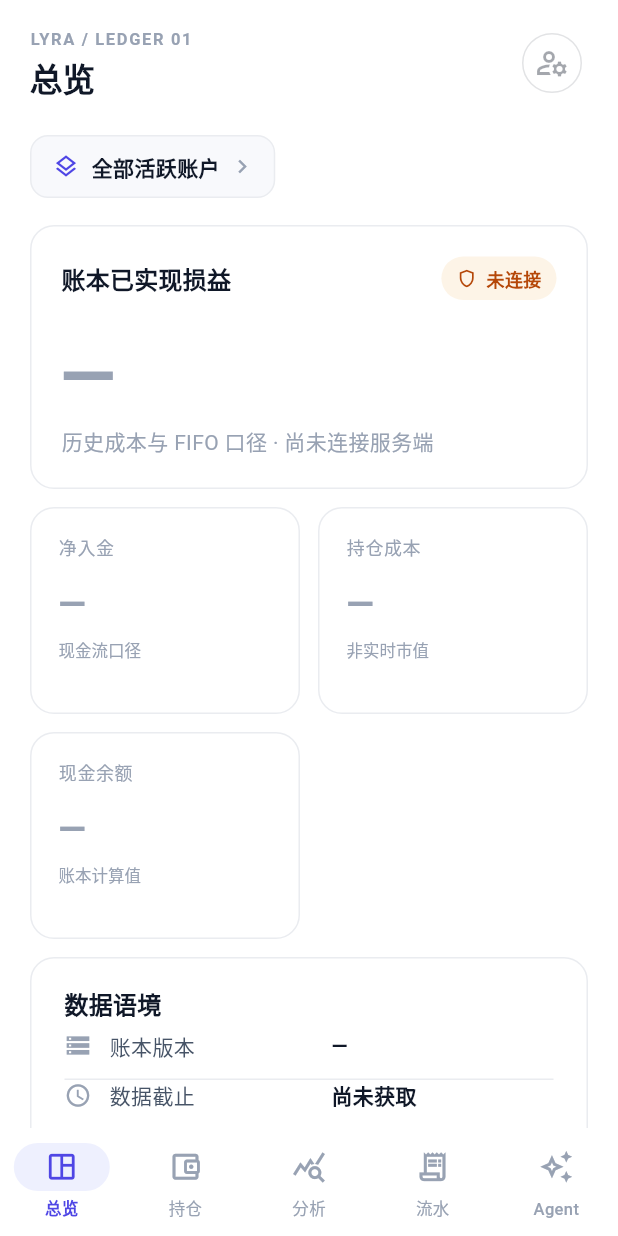
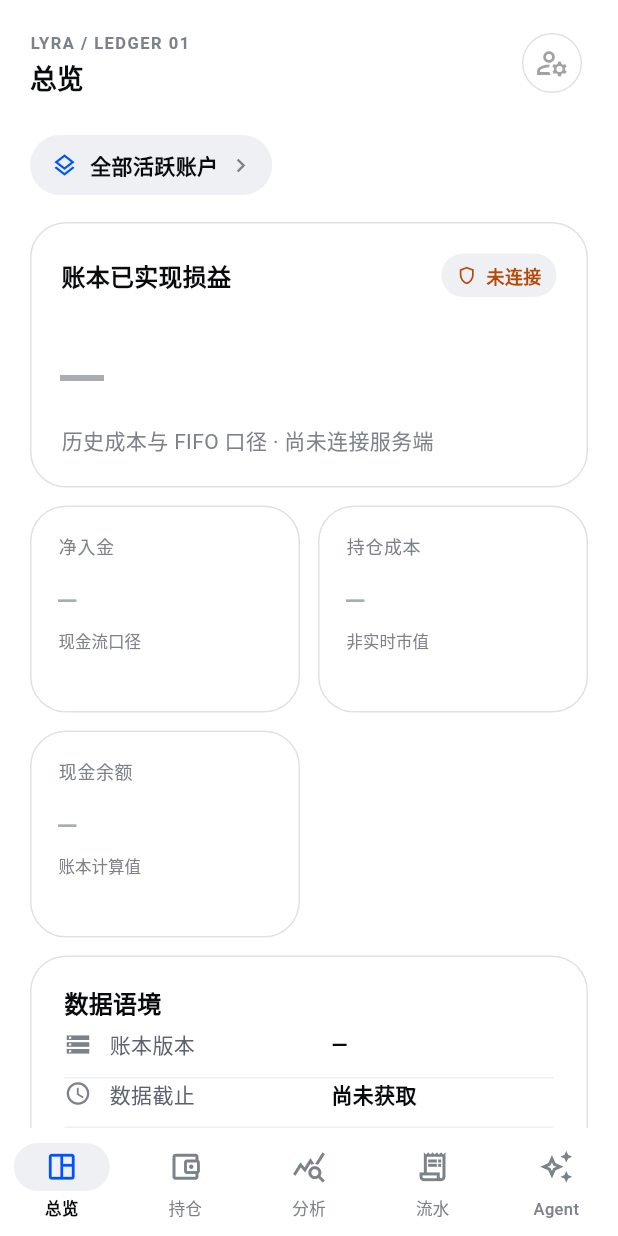
Before and after one commit to GinPonson/Lyra, a Flutter app: the screen it shows after launch, on a phone screen of 412 x 824 dp. Run offline on Flutter 3.47's test engine with Material 3 defaults, Android fonts, the phone set to English and light mode, and no system bars; our stand-ins replace dio, flutter_riverpod, flutter_secure_storage; missing offline and left inert: cryptography, file_selector.

Commit message:
Adopt Coinbase design tokens for the light theme
- user asked to explore voltagent/awesome-design-md for a better fit;
  compared Wise, Revolut and Coinbase DESIGN.md specs (the original
  dark theme was already Revolut's token set) and picked Coinbase as
  the closest match for a quiet institutional ledger
- blue #0052ff is the single voltage: primary CTAs, selected nav and
  links only; ink #0a0b0d text on white, soft surfaces #f7f7f7/#eef0f3,
  hairlines #dee1e6, 24px cards, pill CTAs, inputs with 2px blue focus
- display headlines drop to weight 400 with tight tracking; monetary
  values and timestamps render in monospace with tabular figures;
  up/down semantics stay text-only colors
- verified on the emulator (overview + agent session screenshots)

```diff
--- a/apps/mobile/lib/core/design/lyra_colors.dart
+++ b/apps/mobile/lib/core/design/lyra_colors.dart
@@ -1,32 +1,35 @@
 import 'package:flutter/material.dart';
 
-/// Lyra 极简专业白色主题调色板。
+/// Lyra 轻量机构风调色板(参照 Coinbase 设计系统 token)。
 ///
-/// 纯白画布 + 近黑正文 + 发丝分割线；强调色只出现在关键动作与关键数字，
-/// 语义色(涨跌/警示)保持低饱和度，避免装饰性色块。
+/// 白色画布 + 近黑 ink;蓝色是"单一电压"——只出现在主 CTA、选中态与
+/// 链接;涨跌语义只用于文字色,不做大面积填充;深度靠表面层次而非阴影。
 abstract final class LyraColors {
   // 品牌与强调。
-  static const Color accent = Color(0xFF4F46E5);
-  static const Color accentSoft = Color(0xFFEEF0FE);
-  static const Color accentDeep = Color(0xFF3730A3);
+  static const Color accent = Color(0xFF0052FF);
+  static const Color accentActive = Color(0xFF003ECC);
+  static const Color accentDisabled = Color(0xFFA8B8CC);
+  static const Color accentSoft = Color(0xFFEEF0F3);
 
   // 画布与表面。
   static const Color canvas = Color(0xFFFFFFFF);
   static const Color surface = Color(0xFFFFFFFF);
-  static const Color surfaceSubtle = Color(0xFFF8F9FC);
+  static const Color surfaceSubtle = Color(0xFFF7F7F7);
+  static const Color surfaceStrong = Color(0xFFEEF0F3);
 
   // 文字。
-  static const Color ink = Color(0xFF101828);
-  static const Color inkSecondary = Color(0xFF475467);
-  static const Color muted = Color(0xFF98A2B3);
+  static const Color ink = Color(0xFF0A0B0D);
+  static const Color inkSecondary = Color(0xFF5B616E);
+  static const Color muted = Color(0xFF7C828A);
+  static const Color mutedSoft = Color(0xFFA8ACB3);
 
   // 分割线。
-  static const Color hairline = Color(0xFFEAECF0);
-  static const Color hairlineStrong = Color(0xFFD0D5DD);
+  static const Color hairline = Color(0xFFEEF0F3);
+  static const Color hairlineStrong = Color(0xFFDEE1E6);
 
-  // 金融语义。
-  static const Color positive = Color(0xFF079455);
-  static const Color negative = Color(0xFFD92D20);
+  // 金融语义(仅用于文字,不做大面积填充)。
+  static const Color positive = Color(0xFF05B169);
+  static const Color negative = Color(0xFFCF202F);
   static const Color warning = Color(0xFFB54708);
-  static const Color warningSoft = Color(0xFFFDF4E7);
+  static const Color warningSoft = Color(0xFFF7F7F7);
 }
--- a/apps/mobile/lib/core/design/lyra_theme.dart
+++ b/apps/mobile/lib/core/design/lyra_theme.dart
@@ -2,8 +2,14 @@ import 'package:flutter/material.dart';
 
 import 'lyra_colors.dart';
 
-/// 全局 Material 3 主题：极简专业白色画布。
+/// 全局 Material 3 主题：轻量机构风(参照 Coinbase 设计系统)。
 abstract final class LyraTheme {
+  /// 数字专用等宽字形;用于金额、时间戳等表格化数值。
+  static const TextStyle numeric = TextStyle(
+    fontFamily: 'monospace',
+    fontFeatures: <FontFeature>[FontFeature.tabularFigures()],
+  );
+
   static ThemeData get light {
     final ThemeData base = ThemeData(
       useMaterial3: true,
@@ -11,8 +17,8 @@ abstract final class LyraTheme {
       colorScheme: const ColorScheme.light(
         primary: LyraColors.accent,
         onPrimary: LyraColors.surface,
-        primaryContainer: LyraColors.accentSoft,
-        onPrimaryContainer: LyraColors.accentDeep,
+        primaryContainer: LyraColors.surfaceStrong,
+        onPrimaryContainer: LyraColors.ink,
         secondary: LyraColors.positive,
         onSecondary: LyraColors.surface,
         error: LyraColors.negative,
@@ -29,30 +35,32 @@ abstract final class LyraTheme {
 
     return base.copyWith(
       textTheme: base.textTheme.copyWith(
+        // 展示级标题 weight 400 不加粗,靠字号与紧字距建立层级。
         displayLarge: base.textTheme.displayLarge?.copyWith(
-          fontSize: 60,
-          height: 1.0,
-          letterSpacing: -2.0,
-          fontWeight: FontWeight.w700,
+          fontSize: 56,
+          height: 1.02,
+          letterSpacing: -1.6,
+          fontWeight: FontWeight.w400,
           color: LyraColors.ink,
-          fontFeatures: const <FontFeature>[FontFeature.tabularFigures()],
         ),
         headlineLarge: base.textTheme.headlineLarge?.copyWith(
           fontSize: 34,
           height: 1.08,
-          letterSpacing: -0.8,
-          fontWeight: FontWeight.w700,
+          letterSpacing: -1.0,
+          fontWeight: FontWeight.w400,
           color: LyraColors.ink,
         ),
         headlineSmall: base.textTheme.headlineSmall?.copyWith(
+          fontSize: 22,
           letterSpacing: -0.3,
-          fontWeight: FontWeight.w700,
+          fontWeight: FontWeight.w400,
           color: LyraColors.ink,
           fontFeatures: const <FontFeature>[FontFeature.tabularFigures()],
         ),
         titleLarge: base.textTheme.titleLarge?.copyWith(
-          fontWeight: FontWeight.w700,
-          letterSpacing: -0.3,
+          fontSize: 18,
+          fontWeight: FontWeight.w600,
+          letterSpacing: -0.1,
           color: LyraColors.ink,
         ),
         titleMedium: base.textTheme.titleMedium?.copyWith(
@@ -76,8 +84,8 @@ abstract final class LyraTheme {
           fontFeatures: const <FontFeature>[FontFeature.tabularFigures()],
         ),
         labelSmall: base.textTheme.labelSmall?.copyWith(
-          fontWeight: FontWeight.w700,
-          letterSpacing: 1.1,
+          fontWeight: FontWeight.w600,
+          letterSpacing: 1.0,
           color: LyraColors.muted,
         ),
       ),
@@ -85,51 +93,42 @@ abstract final class LyraTheme {
         filled: true,
         fillColor: LyraColors.surface,
         contentPadding: const EdgeInsets.symmetric(
-          horizontal: 14,
+          horizontal: 16,
           vertical: 14,
         ),
-        border: _inputBorder(LyraColors.hairlineStrong),
-        enabledBorder: _inputBorder(LyraColors.hairlineStrong),
-        focusedBorder: _inputBorder(LyraColors.accent),
-        hintStyle: const TextStyle(color: LyraColors.muted),
+        border: _inputBorder(LyraColors.hairlineStrong, 1),
+        enabledBorder: _inputBorder(LyraColors.hairlineStrong, 1),
+        focusedBorder: _inputBorder(LyraColors.accent, 2),
+        hintStyle: const TextStyle(color: LyraColors.mutedSoft),
         labelStyle: const TextStyle(color: LyraColors.inkSecondary),
       ),
       filledButtonTheme: FilledButtonThemeData(
         style: FilledButton.styleFrom(
           backgroundColor: LyraColors.accent,
           foregroundColor: LyraColors.surface,
-          disabledBackgroundColor: LyraColors.hairline,
-          disabledForegroundColor: LyraColors.muted,
-          minimumSize: const Size.fromHeight(48),
-          textStyle: const TextStyle(
-            fontWeight: FontWeight.w600,
-            fontSize: 15,
-          ),
-          shape: const RoundedRectangleBorder(
-            borderRadius: BorderRadius.all(Radius.circular(12)),
-          ),
+          disabledBackgroundColor: LyraColors.accentDisabled,
+          disabledForegroundColor: LyraColors.surface,
+          minimumSize: const Size.fromHeight(44),
+          textStyle: const TextStyle(fontWeight: FontWeight.w600, fontSize: 15),
+          shape: const StadiumBorder(),
         ),
       ),
       outlinedButtonTheme: OutlinedButtonThemeData(
         style: OutlinedButton.styleFrom(
           foregroundColor: LyraColors.ink,
-          disabledForegroundColor: LyraColors.muted,
-          minimumSize: const Size.fromHeight(48),
+          disabledForegroundColor: LyraColors.mutedSoft,
+          backgroundColor: LyraColors.surface,
+          minimumSize: const Size.fromHeight(44),
           side: const BorderSide(color: LyraColors.hairlineStrong),
-          textStyle: const TextStyle(
-            fontWeight: FontWeight.w600,
-            fontSize: 15,
-          ),
-          shape: const RoundedRectangleBorder(
-            borderRadius: BorderRadius.all(Radius.circular(12)),
-          ),
+          textStyle: const TextStyle(fontWeight: FontWeight.w600, fontSize: 15),
+          shape: const StadiumBorder(),
         ),
       ),
       navigationBarTheme: NavigationBarThemeData(
         height: 72,
         backgroundColor: LyraColors.surface,
         surfaceTintColor: LyraColors.surface,
-        indicatorColor: LyraColors.accentSoft,
+        indicatorColor: LyraColors.surfaceStrong,
         iconTheme: WidgetStateProperty.resolveWith<IconThemeData>(
           (Set<WidgetState> states) => IconThemeData(
             color: states.contains(WidgetState.selected)
@@ -141,23 +140,23 @@ abstract final class LyraTheme {
         labelTextStyle: WidgetStateProperty.resolveWith<TextStyle>(
           (Set<WidgetState> states) => TextStyle(
             color: states.contains(WidgetState.selected)
-                ? LyraColors.accent
+                ? LyraColors.ink
                 : LyraColors.muted,
             fontSize: 11,
             fontWeight: states.contains(WidgetState.selected)
-                ? FontWeight.w700
+                ? FontWeight.w600
                 : FontWeight.w500,
           ),
         ),
       ),
       navigationRailTheme: NavigationRailThemeData(
         backgroundColor: LyraColors.canvas,
-        indicatorColor: LyraColors.accentSoft,
+        indicatorColor: LyraColors.surfaceStrong,
         selectedIconTheme: const IconThemeData(color: LyraColors.accent),
         unselectedIconTheme: const IconThemeData(color: LyraColors.muted),
         selectedLabelTextStyle: const TextStyle(
-          color: LyraColors.accent,
-          fontWeight: FontWeight.w700,
+          color: LyraColors.ink,
+          fontWeight: FontWeight.w600,
         ),
         unselectedLabelTextStyle: const TextStyle(color: LyraColors.muted),
       ),
@@ -171,31 +170,30 @@ abstract final class LyraTheme {
         elevation: 0,
         margin: EdgeInsets.zero,
         shape: RoundedRectangleBorder(
-          borderRadius: const BorderRadius.all(Radius.circular(16)),
-          side: const BorderSide(color: LyraColors.hairline),
+          borderRadius: const BorderRadius.all(Radius.circular(24)),
+          side: const BorderSide(color: LyraColors.hairlineStrong),
         ),
       ),
       popupMenuTheme: PopupMenuThemeData(
         color: LyraColors.surface,
         elevation: 8,
-        shadowColor: const Color(0x14101828),
+        shadowColor: const Color(0x140A0B0D),
         shape: RoundedRectangleBorder(
-          borderRadius: const BorderRadius.all(Radius.circular(12)),
-          side: const BorderSide(color: LyraColors.hairline),
+          borderRadius: const BorderRadius.all(Radius.circular(16)),
+          side: const BorderSide(color: LyraColors.hairlineStrong),
         ),
       ),
       bottomSheetTheme: const BottomSheetThemeData(
         backgroundColor: LyraColors.surface,
         showDragHandle: false,
       ),
-      splashFactory: InkSparkle.splashFactory,
     );
   }
 
-  static OutlineInputBorder _inputBorder(Color color) {
+  static OutlineInputBorder _inputBorder(Color color, double width) {
     return OutlineInputBorder(
       borderRadius: const BorderRadius.all(Radius.circular(12)),
-      borderSide: BorderSide(color: color),
+      borderSide: BorderSide(color: color, width: width),
     );
   }
 }
--- a/apps/mobile/lib/features/agent/agent_screen.dart
+++ b/apps/mobile/lib/features/agent/agent_screen.dart
@@ -716,8 +716,8 @@ class _InfoCard extends StatelessWidget {
           padding: const EdgeInsets.all(24),
           decoration: BoxDecoration(
             color: LyraColors.surface,
-            borderRadius: BorderRadius.circular(16),
-            border: Border.all(color: LyraColors.hairline),
+            borderRadius: BorderRadius.circular(24),
+            border: Border.all(color: LyraColors.hairlineStrong),
           ),
           child: Column(
             crossAxisAlignment: CrossAxisAlignment.start,
@@ -727,7 +727,7 @@ class _InfoCard extends StatelessWidget {
                 height: 44,
                 alignment: Alignment.center,
                 decoration: const BoxDecoration(
-                  color: LyraColors.accentSoft,
+                  color: LyraColors.surfaceStrong,
                   shape: BoxShape.circle,
                 ),
                 child: Icon(icon, color: accent, size: 22),
@@ -846,14 +846,13 @@ class _StatusChip extends StatelessWidget {
     return Container(
       padding: const EdgeInsets.symmetric(horizontal: 10, vertical: 4),
       decoration: BoxDecoration(
-        color: LyraColors.surfaceSubtle,
+        color: LyraColors.surfaceStrong,
         borderRadius: BorderRadius.circular(999),
-        border: Border.all(color: LyraColors.hairline),
       ),
       child: Text(
         label,
         style: Theme.of(context).textTheme.labelSmall
-            ?.copyWith(color: LyraColors.inkSecondary, letterSpacing: 0),
+            ?.copyWith(color: LyraColors.ink, letterSpacing: 0),
       ),
     );
   }
@@ -886,8 +885,8 @@ class _ToolCallTile extends StatelessWidget {
       padding: const EdgeInsets.symmetric(horizontal: 14, vertical: 10),
       decoration: BoxDecoration(
         color: LyraColors.surface,
-        borderRadius: BorderRadius.circular(12),
-        border: Border.all(color: LyraColors.hairline),
+        borderRadius: BorderRadius.circular(16),
+        border: Border.all(color: LyraColors.hairlineStrong),
       ),
       child: Column(
         crossAxisAlignment: CrossAxisAlignment.start,
--- a/apps/mobile/lib/features/import/import_sheet.dart
+++ b/apps/mobile/lib/features/import/import_sheet.dart
@@ -248,8 +248,8 @@ class _PreviewStats extends StatelessWidget {
       padding: const EdgeInsets.all(16),
       decoration: BoxDecoration(
         color: LyraColors.surfaceSubtle,
-        borderRadius: BorderRadius.circular(12),
-        border: Border.all(color: LyraColors.hairline),
+        borderRadius: BorderRadius.circular(16),
+        border: Border.all(color: LyraColors.hairlineStrong),
       ),
       child: Column(
         crossAxisAlignment: CrossAxisAlignment.start,
--- a/apps/mobile/lib/features/overview/overview_screen.dart
+++ b/apps/mobile/lib/features/overview/overview_screen.dart
@@ -5,6 +5,7 @@ import 'package:flutter_riverpod/flutter_riverpod.dart';
 
 import '../../app/session.dart';
 import '../../core/design/lyra_colors.dart';
+import '../../core/design/lyra_theme.dart';
 import '../../core/design/lyra_icons.dart';
 import '../import/import_sheet.dart';
 import 'pairing_panel.dart';
@@ -130,9 +131,8 @@ class _AccountScopePill extends StatelessWidget {
       child: Container(
         padding: const EdgeInsets.fromLTRB(14, 10, 12, 10),
         decoration: BoxDecoration(
-          color: LyraColors.surfaceSubtle,
-          borderRadius: BorderRadius.circular(12),
-          border: Border.all(color: LyraColors.hairline),
+          color: LyraColors.surfaceStrong,
+          borderRadius: BorderRadius.circular(999),
         ),
         child: const Row(
           mainAxisSize: MainAxisSize.min,
@@ -185,8 +185,8 @@ class _LedgerHero extends StatelessWidget {
           padding: EdgeInsets.all(constraints.maxWidth < 380 ? 20 : 24),
           decoration: BoxDecoration(
             color: LyraColors.surface,
-            borderRadius: BorderRadius.circular(16),
-            border: Border.all(color: LyraColors.hairline),
+            borderRadius: BorderRadius.circular(24),
+            border: Border.all(color: LyraColors.hairlineStrong),
           ),
           child: Column(
             crossAxisAlignment: CrossAxisAlignment.start,
@@ -205,12 +205,14 @@ class _LedgerHero extends StatelessWidget {
               Text(
                 realizedPnl ?? '—',
                 key: const ValueKey<String>('overview-hero-value'),
-                style: Theme.of(context).textTheme.displayLarge?.copyWith(
-                  fontSize: heroSize,
-                  color: realizedPnl == null
-                      ? LyraColors.muted
-                      : LyraColors.ink,
-                ),
+                style: Theme.of(context).textTheme.displayLarge
+                    ?.merge(LyraTheme.numeric)
+                    .copyWith(
+                      fontSize: heroSize,
+                      color: realizedPnl == null
+                          ? LyraColors.mutedSoft
+                          : LyraColors.ink,
+                    ),
               ),
               const SizedBox(height: 10),
               Text(
@@ -246,7 +248,7 @@ class _ConnectionBadge extends StatelessWidget {
     return Container(
       padding: const EdgeInsets.symmetric(horizontal: 10, vertical: 6),
       decoration: BoxDecoration(
-        color: connected ? LyraColors.accentSoft : LyraColors.warningSoft,
+        color: LyraColors.surfaceStrong,
         borderRadius: BorderRadius.circular(999),
       ),
       child: Row(
@@ -263,7 +265,7 @@ class _ConnectionBadge extends StatelessWidget {
             style: TextStyle(
               fontSize: 12,
               fontWeight: FontWeight.w600,
-              color: connected ? LyraColors.accentDeep : LyraColors.warning,
+              color: connected ? LyraColors.accent : LyraColors.warning,
             ),
           ),
         ],
@@ -329,8 +331,8 @@ class _MetricCard extends StatelessWidget {
       padding: const EdgeInsets.all(18),
       decoration: BoxDecoration(
         color: LyraColors.surface,
-        borderRadius: BorderRadius.circular(16),
-        border: Border.all(color: LyraColors.hairline),
+        borderRadius: BorderRadius.circular(24),
+        border: Border.all(color: LyraColors.hairlineStrong),
       ),
       child: Column(
         crossAxisAlignment: CrossAxisAlignment.start,
@@ -343,9 +345,15 @@ class _MetricCard extends StatelessWidget {
           const SizedBox(height: 14),
           Text(
             data.value,
-            style: Theme.of(context).textTheme.headlineSmall?.copyWith(
-              color: data.value == '—' ? LyraColors.muted : LyraColors.ink,
-            ),
+            style: Theme.of(context).textTheme.headlineSmall
+                ?.merge(LyraTheme.numeric)
+                .copyWith(
+                  fontSize: 20,
+                  fontWeight: FontWeight.w500,
+                  color: data.value == '—'
+                      ? LyraColors.mutedSoft
+                      : LyraColors.ink,
+                ),
           ),
           const SizedBox(height: 6),
           Text(
@@ -374,8 +382,8 @@ class _LedgerStatusCard extends StatelessWidget {
       padding: const EdgeInsets.fromLTRB(22, 18, 22, 18),
       decoration: BoxDecoration(
         color: LyraColors.surface,
-        borderRadius: BorderRadius.circular(16),
-        border: Border.all(color: LyraColors.hairline),
+        borderRadius: BorderRadius.circular(24),
+        border: Border.all(color: LyraColors.hairlineStrong),
       ),
       child: Column(
         crossAxisAlignment: CrossAxisAlignment.start,
@@ -464,8 +472,8 @@ class _ConnectionActions extends StatelessWidget {
       padding: const EdgeInsets.all(22),
       decoration: BoxDecoration(
         color: LyraColors.surface,
-        borderRadius: BorderRadius.circular(16),
-        border: Border.all(color: LyraColors.hairline),
+        borderRadius: BorderRadius.circular(24),
+        border: Border.all(color: LyraColors.hairlineStrong),
       ),
       child: Column(
         crossAxisAlignment: CrossAxisAlignment.stretch,
--- a/apps/mobile/lib/features/overview/pairing_panel.dart
+++ b/apps/mobile/lib/features/overview/pairing_panel.dart
@@ -71,8 +71,8 @@ class _PairingPanelState extends ConsumerState<PairingPanel> {
       padding: const EdgeInsets.all(22),
       decoration: BoxDecoration(
         color: LyraColors.surface,
-        borderRadius: BorderRadius.circular(16),
-        border: Border.all(color: LyraColors.hairline),
+        borderRadius: BorderRadius.circular(24),
+        border: Border.all(color: LyraColors.hairlineStrong),
       ),
       child: Column(
         crossAxisAlignment: CrossAxisAlignment.stretch,
--- a/apps/mobile/lib/features/section/section_screen.dart
+++ b/apps/mobile/lib/features/section/section_screen.dart
@@ -63,8 +63,8 @@ class SectionScreen extends StatelessWidget {
                         padding: const EdgeInsets.all(24),
                         decoration: BoxDecoration(
                           color: LyraColors.surface,
-                          borderRadius: BorderRadius.circular(16),
-                          border: Border.all(color: LyraColors.hairline),
+                          borderRadius: BorderRadius.circular(24),
+                          border: Border.all(color: LyraColors.hairlineStrong),
                         ),
                         child: Column(
                           crossAxisAlignment: CrossAxisAlignment.start,
@@ -73,8 +73,8 @@ class SectionScreen extends StatelessWidget {
                               width: 44,
                               height: 44,
                               alignment: Alignment.center,
-                              decoration: BoxDecoration(
-                                color: LyraColors.accentSoft,
+                              decoration: const BoxDecoration(
+                                color: LyraColors.surfaceStrong,
                                 shape: BoxShape.circle,
                               ),
                               child: Icon(icon, color: accent, size: 22),
@@ -103,8 +103,8 @@ class SectionScreen extends StatelessWidget {
                           ),
                           decoration: BoxDecoration(
                             color: LyraColors.surface,
-                            borderRadius: BorderRadius.circular(12),
-                            border: Border.all(color: LyraColors.hairline),
+                            borderRadius: BorderRadius.circular(16),
+                            border: Border.all(color: LyraColors.hairlineStrong),
                           ),
                           child: Row(
                             children: <Widget>[
```
Also changed, not shown: docs/plans/assets/theme-20260905-04-coinbase-overview.png (added), docs/plans/assets/theme-20260905-05-coinbase-agent.png (added), 1 other file.
